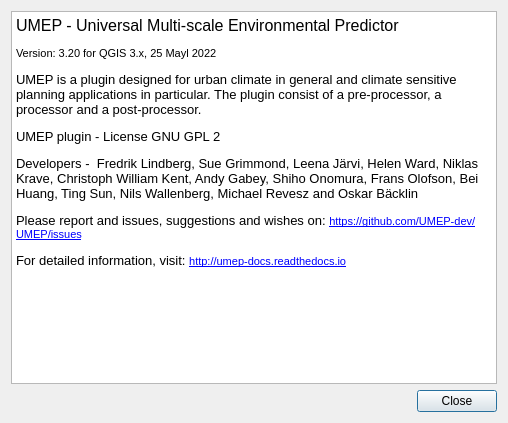
Old version of the form UMEP_about.ui in the repository UMEP-dev/UMEP.
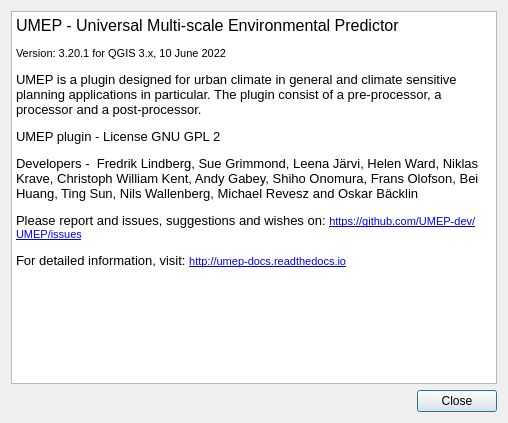
New version of the form.

What changed in the file:
```diff
--- a/UMEP_about.ui
+++ b/UMEP_about.ui
@@ -31,7 +31,7 @@
 p, li { white-space: pre-wrap; }
 &lt;/style&gt;&lt;/head&gt;&lt;body style=&quot; font-family:'MS Shell Dlg 2'; font-size:8.25pt; font-weight:400; font-style:normal;&quot;&gt;
 &lt;p style=&quot; margin-top:0px; margin-bottom:0px; margin-left:0px; margin-right:0px; -qt-block-indent:0; text-indent:0px;&quot;&gt;&lt;span style=&quot; font-size:12pt;&quot;&gt;UMEP - Universal Multi-scale Environmental Predictor &lt;/span&gt;&lt;/p&gt;
-&lt;p style=&quot; margin-top:12px; margin-bottom:12px; margin-left:0px; margin-right:0px; -qt-block-indent:0; text-indent:0px;&quot;&gt;&lt;span style=&quot; font-size:8pt;&quot;&gt;Version: 3.20 for QGIS 3.x, 25 Mayl 2022&lt;/span&gt;&lt;/p&gt;
+&lt;p style=&quot; margin-top:12px; margin-bottom:12px; margin-left:0px; margin-right:0px; -qt-block-indent:0; text-indent:0px;&quot;&gt;&lt;span style=&quot; font-size:8pt;&quot;&gt;Version: 3.20.1 for QGIS 3.x, 10 June 2022&lt;/span&gt;&lt;/p&gt;
 &lt;p style=&quot; margin-top:12px; margin-bottom:12px; margin-left:0px; margin-right:0px; -qt-block-indent:0; text-indent:0px;&quot;&gt;&lt;span style=&quot; font-size:10pt;&quot;&gt;UMEP is a plugin designed for urban climate in general and climate sensitive planning applications in particular. The plugin consist of a pre-processor, a processor and a post-processor.&lt;/span&gt;&lt;/p&gt;
 &lt;p style=&quot; margin-top:12px; margin-bottom:12px; margin-left:0px; margin-right:0px; -qt-block-indent:0; text-indent:0px;&quot;&gt;&lt;span style=&quot; font-size:10pt;&quot;&gt;UMEP plugin - License GNU GPL 2&lt;/span&gt;&lt;/p&gt;
 &lt;p style=&quot; margin-top:12px; margin-bottom:12px; margin-left:0px; margin-right:0px; -qt-block-indent:0; text-indent:0px;&quot;&gt;&lt;span style=&quot; font-size:10pt;&quot;&gt;Developers -  Fredrik Lindberg, Sue Grimmond, Leena Järvi, Helen Ward, Niklas Krave, Christoph William Kent, Andy Gabey, Shiho Onomura, Frans Olofson, Bei Huang, Ting Sun, Nils Wallenberg, Michael Revesz and Oskar Bäcklin&lt;/span&gt;&lt;/p&gt;
```
